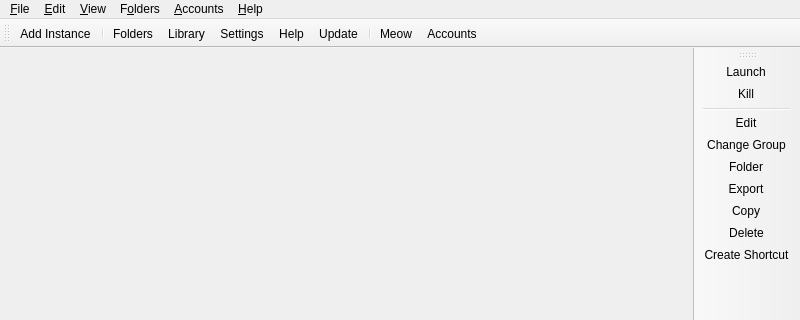
First picture: the form in launcher/ui/MainWindow.ui, repository Gleb-Lisovskiy/PrismLauncher, before the edit; both pictures show x 0 to 800 and y 0 to 320 of the 800 by 600 pixel window.
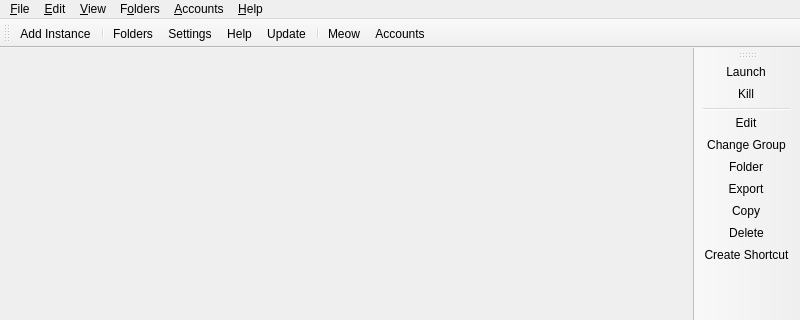
Second picture: the form after the edit. Icons and pictures are not drawn. Custom widgets are drawn as their Qt base class.

Commit message: Let the folder be the library, and let it be a setting

```diff
--- a/launcher/ui/MainWindow.ui
+++ b/launcher/ui/MainWindow.ui
@@ -52,7 +52,6 @@
    <addaction name="actionAddInstance"/>
    <addaction name="separator"/>
    <addaction name="actionFoldersButton"/>
-   <addaction name="actionLibrary"/>
    <addaction name="actionSettings"/>
    <addaction name="actionHelpButton"/>
    <addaction name="actionCheckUpdate"/>
@@ -698,17 +697,6 @@
     <string>Open one of the folders shared between instances.</string>
    </property>
   </action>
-  <action name="actionLibrary">
-   <property name="icon">
-    <iconset theme="view-paged"/>
-   </property>
-   <property name="text">
-    <string>Library</string>
-   </property>
-   <property name="toolTip">
-    <string>Reusable mods and resource packs you keep outside of any instance.</string>
-   </property>
-  </action>
   <action name="actionHelpButton">
    <property name="icon">
     <iconset theme="help"/>
```
The commit also changes 32 other files.
